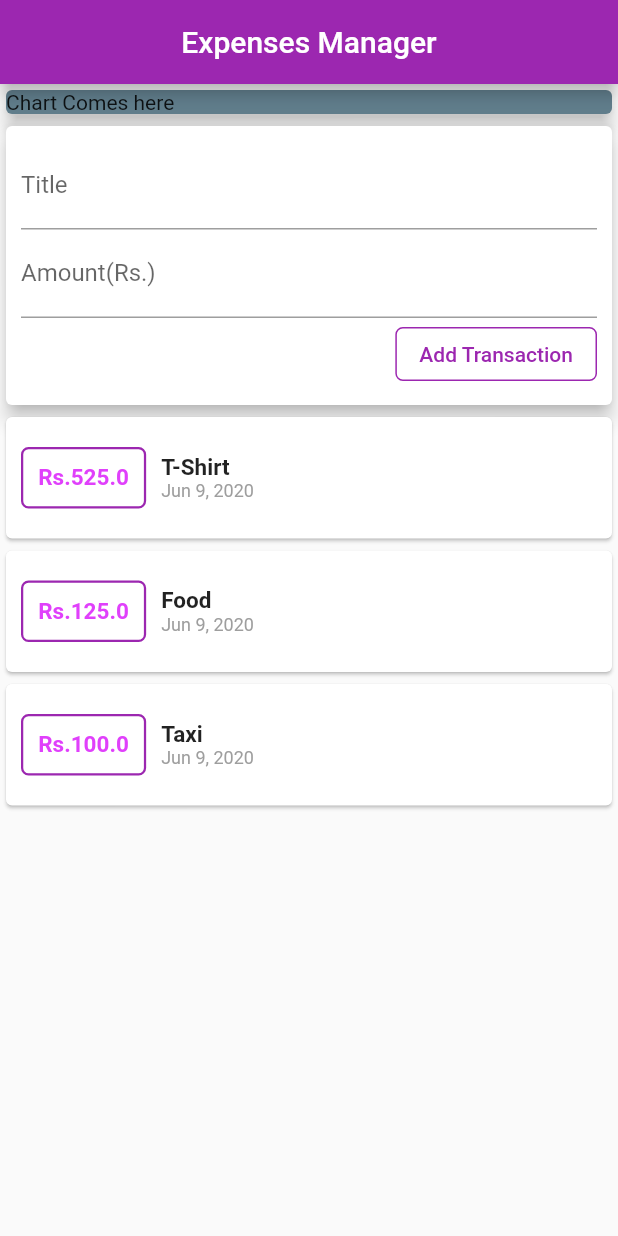
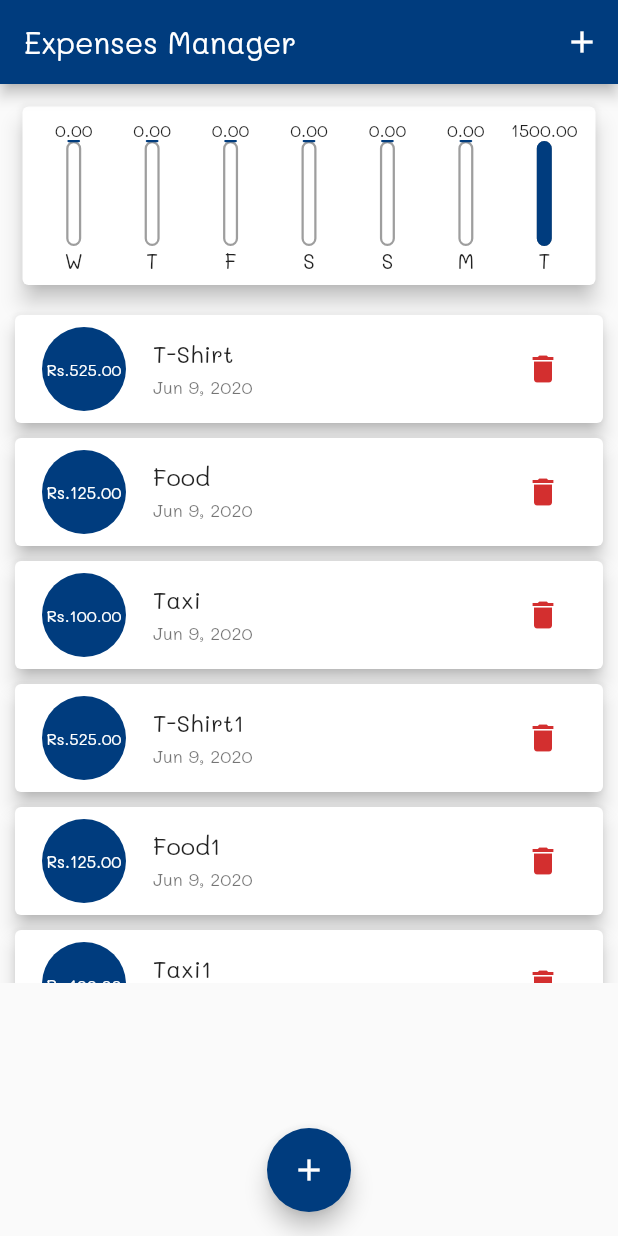
Before and after one commit to src-praveen/personal_expenses_app, a Flutter app: the screen it shows after launch, on a phone screen of 412 x 824 dp. Run offline on Flutter 3.47's test engine with Material 2 defaults, Android fonts, the phone set to English and light mode, and no system bars.

Commit message:
modification of chart

```diff
--- a/lib/main.dart
+++ b/lib/main.dart
@@ -1,153 +1,146 @@
+import 'dart:math';
+
 import 'package:flutter/material.dart';
-import 'package:intl/intl.dart';
-import 'package:personal_expenses_app/transaction.dart';
+import 'package:personal_expenses_app/model/transaction.dart';
+import 'package:personal_expenses_app/widgets/chart.dart';
+import 'package:personal_expenses_app/widgets/new_transaction.dart';
+import 'package:personal_expenses_app/widgets/transaction_list.dart';
 
-void main() {
-  runApp(MyApp());
-}
+void main() => runApp(MyApp());
 
 class MyApp extends StatelessWidget {
   // This widget is the root of your application.
 
-  final List<Transaction> transactions = [
+  @override
+  Widget build(BuildContext context) {
+    return MaterialApp(
+      title: 'Expenses Manager',
+      theme: ThemeData(
+          brightness: Brightness.light,
+          primaryColor: Color(0xFF003c7e),
+          accentColor: Color(0xFF4487c7),
+          fontFamily: 'Mali',
+          textTheme: TextTheme(headline1: TextStyle(fontSize: 36))),
+      home: MyHomePage(),
+    );
+  }
+}
+
+class MyHomePage extends StatefulWidget {
+  // String titleInput;
+  // String amountInput;
+  @override
+  _MyHomePageState createState() => _MyHomePageState();
+}
+
+class _MyHomePageState extends State<MyHomePage> {
+  final List<Transaction> _transactions = [
     Transaction(
-        id: '1001', title: 'T-Shirt', amount: 525.00, dateTime: DateTime.now()),
+        id: Random().nextDouble(),
+        title: 'T-Shirt',
+        amount: 525.00,
+        dateTime: DateTime.now()),
     Transaction(
-        id: '1002', title: 'Food', amount: 125.00, dateTime: DateTime.now()),
+        id: Random().nextDouble(),
+        title: 'Food',
+        amount: 125.00,
+        dateTime: DateTime.now()),
     Transaction(
-        id: '1003', title: 'Taxi', amount: 100.00, dateTime: DateTime.now()),
+        id: Random().nextDouble(),
+        title: 'Taxi',
+        amount: 100.00,
+        dateTime: DateTime.now()),
+    Transaction(
+        id: Random().nextDouble(),
+        title: 'T-Shirt1',
+        amount: 525.00,
+        dateTime: DateTime.now()),
+    Transaction(
+        id: Random().nextDouble(),
+        title: 'Food1',
+        amount: 125.00,
+        dateTime: DateTime.now()),
+    Transaction(
+        id: Random().nextDouble(),
+        title: 'Taxi1',
+        amount: 100.00,
+        dateTime: DateTime.now()),
   ];
 
-  final TextEditingController titleContoller = TextEditingController();
-  final TextEditingController amountController = TextEditingController();
-  String amountInput;
+  void _addTransaction(String title, double amount, DateTime selectedDate) {
+    final Transaction newTxn = Transaction(
+      id: Random().nextDouble(),
+      title: title,
+      amount: amount,
+      dateTime: selectedDate,
+    );
+    setState(() {
+      _transactions.add(newTxn);
+    });
+  }
+
+  void _deleteTransaction(double id) {
+    setState(() {
+      _transactions.removeWhere((element) => (element.id == id));
+    });
+  }
+
+  void _startAddNewTransaction(BuildContext ctx) {
+    showModalBottomSheet(
+      context: ctx,
+      builder: (_) {
+        return GestureDetector(
+          onTap: () {},
+          child: NewTransaction(_addTransaction),
+          behavior: HitTestBehavior.opaque,
+        );
+      },
+    );
+  }
+
+  List<Transaction> get _recentTransactions {
+    _transactions
+        .where(
+          (element) => (element.dateTime.isAfter(
+            DateTime.now().subtract(
+              Duration(days: 7),
+            ),
+          )),
+        )
+        .toList();
+
+    return _transactions;
+  }
 
   @override
   Widget build(BuildContext context) {
-    return MaterialApp(
-      home: SafeArea(
-        child: Scaffold(
-          appBar: AppBar(
-            title: Text('Expenses Manager'),
-            centerTitle: true,
-            backgroundColor: Colors.purple,
+    return Scaffold(
+      appBar: AppBar(
+        title: Text('Expenses Manager'),
+        actions: <Widget>[
+          IconButton(
+            icon: Icon(
+              Icons.add,
+            ),
+            onPressed: () => _startAddNewTransaction(context),
           ),
-          body: Column(
-            children: <Widget>[
-              Container(
-                width: double.infinity,
-                child: Card(
-                  child: Text('Chart Comes here'),
-                  color: Colors.blueGrey,
-                  elevation: 5,
-                ),
-              ),
-              Card(
-                elevation: 5,
-                child: Container(
-                  padding: EdgeInsets.all(10),
-                  child: Column(
-                    crossAxisAlignment: CrossAxisAlignment.end,
-                    children: <Widget>[
-                      TextField(
-                        decoration: InputDecoration(
-                          labelText: 'Title',
-                        ),
-                        controller: titleContoller,
-                      ),
-                      TextField(
-                        decoration: InputDecoration(
-                          labelText: 'Amount(Rs.)',
-                        ),
-                        controller: amountController,
-                      ),
-                      FlatButton(
-                        onPressed: () {
-                          print(titleContoller.text);
-                          print(amountController.text);
-                        },
-                        shape: RoundedRectangleBorder(
-                          side: BorderSide(
-                            color: Colors.purple,
-                            width: 1,
-                          ),
-                          borderRadius: BorderRadius.circular(5),
-                        ),
-                        child: Text(
-                          'Add Transaction',
-                          style: TextStyle(
-                            color: Colors.purple,
-                          ),
-                        ),
-                      )
-                    ],
-                  ),
-                ),
-              ),
-              Column(
-                mainAxisAlignment: MainAxisAlignment.start,
-                crossAxisAlignment: CrossAxisAlignment.stretch,
-                children: transactions.map(
-                  (txn) {
-                    return Card(
-                      child: Row(
-                        children: <Widget>[
-                          Container(
-                            padding: EdgeInsets.only(
-                              top: 10,
-                              bottom: 10,
-                              left: 10,
-                              right: 10,
-                            ),
-                            margin: EdgeInsets.symmetric(
-                              horizontal: 10,
-                              vertical: 20,
-                            ),
-                            decoration: BoxDecoration(
-                              border: Border.all(
-                                color: Colors.purple,
-                                width: 1.5,
-                              ),
-                              borderRadius: BorderRadius.circular(5),
-                            ),
-                            child: Text(
-                              "Rs.${txn.amount}",
-                              style: TextStyle(
-                                fontWeight: FontWeight.bold,
-                                fontSize: 15,
-                                color: Colors.purpleAccent,
-                              ),
-                            ),
-                          ),
-                          Column(
-                            mainAxisAlignment: MainAxisAlignment.start,
-                            crossAxisAlignment: CrossAxisAlignment.start,
-                            children: <Widget>[
-                              Text(
-                                txn.title,
-                                style: TextStyle(
-                                    fontWeight: FontWeight.bold,
-                                    fontSize: 15,
-                                    color: Colors.black87),
-                              ),
-                              Text(
-                                DateFormat.yMMMd().format(txn.dateTime),
-                                style: TextStyle(
-                                  fontSize: 12,
-                                  color: Colors.grey,
-                                ),
-                              ),
-                            ],
-                          )
-                        ],
-                      ),
-                    );
-                  },
-                ).toList(),
-              ),
-            ],
-          ),
+        ],
+      ),
+      body: SingleChildScrollView(
+        child: Column(
+          // mainAxisAlignment: MainAxisAlignment.start,
+          crossAxisAlignment: CrossAxisAlignment.stretch,
+          children: <Widget>[
+            Chart(_recentTransactions),
+            TransactionList(_transactions, _deleteTransaction),
+          ],
         ),
+      ),
+      floatingActionButtonLocation: FloatingActionButtonLocation.centerFloat,
+      floatingActionButton: FloatingActionButton(
+        backgroundColor: Theme.of(context).primaryColor,
+        child: Icon(Icons.add),
+        onPressed: () => _startAddNewTransaction(context),
       ),
     );
   }
--- a/lib/transaction.dart
+++ b/lib/model/transaction.dart
@@ -1,7 +1,7 @@
 import 'package:flutter/foundation.dart';
 
 class Transaction {
-  final String id;
+  final double id;
   final String title;
   final double amount;
   final DateTime dateTime;
--- /dev/null
+++ b/lib/model/transaction_value.dart
@@ -0,0 +1,5 @@
+class TransactionValue {
+  final String day;
+  final double amount;
+  TransactionValue(this.day, this.amount);
+}
--- /dev/null
+++ b/lib/widgets/chart.dart
@@ -0,0 +1,56 @@
+import 'package:flutter/material.dart';
+import 'package:intl/intl.dart';
+import 'package:personal_expenses_app/model/transaction.dart';
+import 'package:personal_expenses_app/model/transaction_value.dart';
+import 'package:personal_expenses_app/widgets/chart_bar.dart';
+
+class Chart extends StatelessWidget {
+  final List<Transaction> _transactions;
+  Chart(this._transactions);
+
+  List<TransactionValue> get groupedTransactionValues {
+    return List.generate(7, (index) {
+      final weekDay = DateTime.now().subtract(
+        Duration(days: index),
+      );
+      double amountPerDay = 0;
+      for (var txn in _transactions) {
+        if (txn.dateTime.day == weekDay.day &&
+            txn.dateTime.month == weekDay.month &&
+            txn.dateTime.year == weekDay.year) {
+          amountPerDay += txn.amount;
+        }
+      }
+      return TransactionValue(
+        DateFormat.E().format(weekDay).substring(0, 1),
+        amountPerDay,
+      );
+    }).reversed.toList();
+  }
+
+  double get _maxSpending {
+    return groupedTransactionValues.fold(0.0, (sum, item) {
+      return sum + item.amount;
+    });
+  }
+
+  @override
+  Widget build(BuildContext context) {
+    return Card(
+      elevation: 6,
+      margin: EdgeInsets.all(15),
+      child: Padding(
+        padding: const EdgeInsets.all(8.0),
+        child: Row(
+          mainAxisAlignment: MainAxisAlignment.spaceAround,
+          children: groupedTransactionValues.map((e) {
+            return Flexible(
+              fit: FlexFit.tight,
+              child: ChartBar(e.day, e.amount, e.amount / _maxSpending),
+            );
+          }).toList(),
+        ),
+      ),
+    );
+  }
+}
--- /dev/null
+++ b/lib/widgets/chart_bar.dart
@@ -0,0 +1,53 @@
+import 'package:flutter/material.dart';
+
+class ChartBar extends StatelessWidget {
+  final String label;
+  final double spendingAmount;
+  final double spendingAmountPercentate;
+  ChartBar(this.label, this.spendingAmount, this.spendingAmountPercentate);
+
+  @override
+  Widget build(BuildContext context) {
+    return Column(
+      children: <Widget>[
+        Container(
+          height: 15,
+          child: FittedBox(
+            child: Text(
+              spendingAmount.toStringAsFixed(2),
+            ),
+          ),
+        ),
+        Container(
+            height: 70,
+            width: 10,
+            child: Stack(
+              children: <Widget>[
+                Container(
+                  decoration: BoxDecoration(
+                      border: Border.all(
+                        color: Colors.grey,
+                        width: 1.5,
+                      ),
+                      borderRadius: BorderRadius.circular(10)),
+                ),
+                FractionallySizedBox(
+                  heightFactor: spendingAmountPercentate,
+                  child: Container(
+                    decoration: BoxDecoration(
+                      border: Border.all(
+                        color: Theme.of(context).primaryColor,
+                        width: 1.5,
+                      ),
+                      borderRadius: BorderRadius.circular(10),
+                      color: Theme.of(context).primaryColor,
+                    ),
+                  ),
+                )
+              ],
+            )),
+        Text(label),
+      ],
+    );
+  }
+}
--- /dev/null
+++ b/lib/widgets/transaction_list.dart
@@ -0,0 +1,66 @@
+import 'package:flutter/material.dart';
+import 'package:intl/intl.dart';
+import 'package:personal_expenses_app/model/transaction.dart';
+
+class TransactionList extends StatelessWidget {
+  final List<Transaction> _transactions;
+  final Function _deleteTransaction;
+
+  TransactionList(this._transactions, this._deleteTransaction);
+
+  @override
+  Widget build(BuildContext context) {
+    return Container(
+      height: 450,
+      child: _transactions.isEmpty
+          ? Center(
+              child: Text('No Data Available'),
+            )
+          : ListView.builder(
+              itemBuilder: (context, index) {
+                return Card(
+                  margin: EdgeInsets.symmetric(
+                    horizontal: 10,
+                    vertical: 5,
+                  ),
+                  elevation: 5,
+                  child: ListTile(
+                    leading: CircleAvatar(
+                      radius: 30,
+                      backgroundColor: Theme.of(context).primaryColor,
+                      child: Padding(
+                        padding: const EdgeInsets.all(5),
+                        child: FittedBox(
+                          child: Text(
+                            "Rs.${_transactions[index].amount.toStringAsFixed(2)}",
+                            style: Theme.of(context).textTheme.caption.copyWith(
+                                  color: Colors.white,
+                                ),
+                          ),
+                        ),
+                      ),
+                    ),
+                    title: Text(
+                      _transactions[index].title,
+                      style: Theme.of(context).textTheme.subtitle1,
+                    ),
+                    subtitle: Text(
+                      DateFormat.yMMMd().format(_transactions[index].dateTime),
+                      style: Theme.of(context).textTheme.caption,
+                    ),
+                    trailing: IconButton(
+                      icon: Icon(
+                        Icons.delete,
+                        color: Theme.of(context).colorScheme.error,
+                      ),
+                      onPressed: () =>
+                          _deleteTransaction(_transactions[index].id),
+                    ),
+                  ),
+                );
+              },
+              itemCount: _transactions.length,
+            ),
+    );
+  }
+}
```
Also changed, not shown: lib/themes/colors.dart (added, +13 -0 lines), lib/widgets/new_transaction.dart (added, +123 -0 lines), pubspec.yaml (+13 -14 lines), assets/fonts/Caveat-Regular.ttf (added), assets/fonts/Mali-Regular.ttf (added), assets/fonts/Mali-SemiBold.ttf (added), assets/images/no-data-found.png (added).
